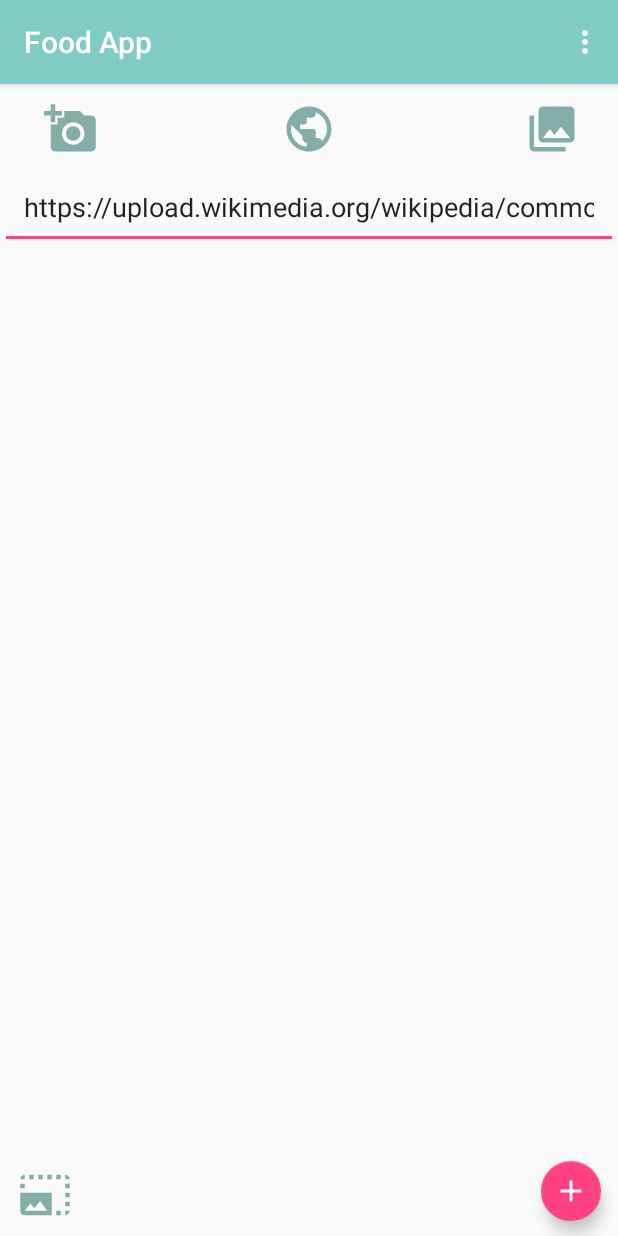
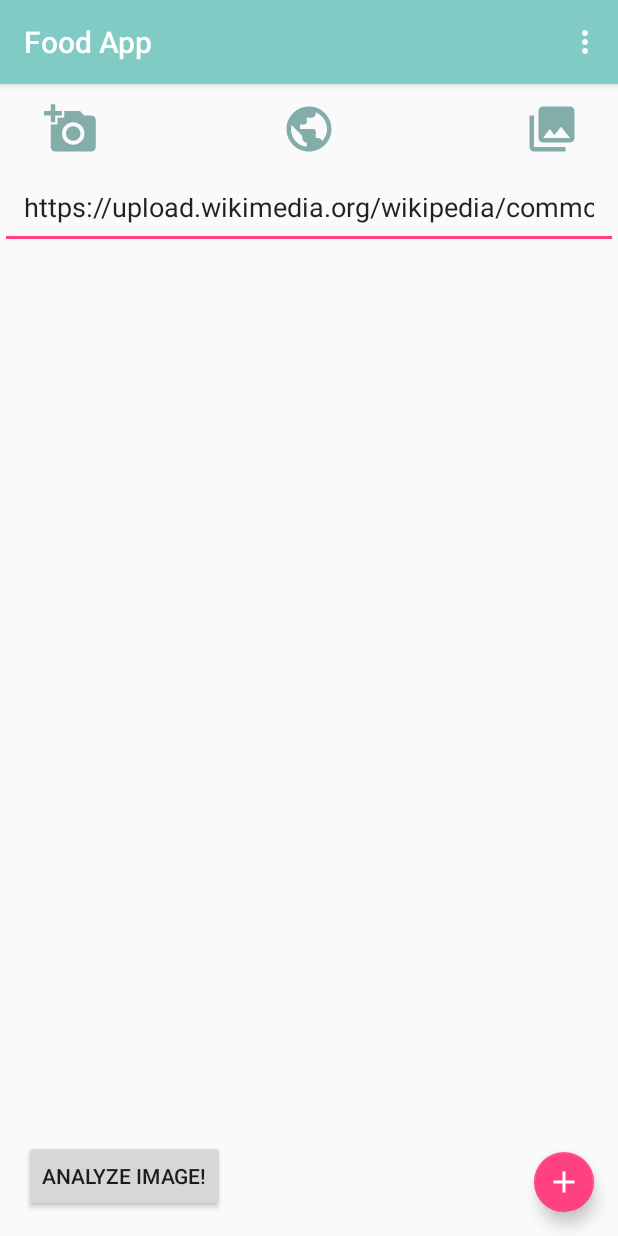
Before and after one commit to bbliang/FoodApp, an Android app: the CameraActivity screen opened directly, with no data from a screen before it, on a phone screen of 412 x 824 dp. Run offline under Robolectric (Android 15) with nearby library versions, the phone set to English and light mode, and no system bars; libraries missing offline, so code that uses them is left out: com.theartofdev.edmodo; plain views replace CropImageView; 2 statements that could not run were skipped.

Commit message:
Analyze button, cleaned up some xml, made Ingredients serializable to be passed by Intents

```diff
--- a/app/src/main/java/com/hackgt17/foodapp/CameraActivity.java
+++ b/app/src/main/java/com/hackgt17/foodapp/CameraActivity.java
@@ -30,6 +30,7 @@ import android.view.KeyEvent;
 import android.view.View;
 import android.view.Menu;
 import android.view.MenuItem;
+import android.widget.Button;
 import android.widget.EditText;
 import android.widget.ImageButton;
 import android.widget.TextView;
@@ -59,7 +60,8 @@ public class CameraActivity extends AppCompatActivity {
     private static final int SELECT_PICTURE = 2;
 
     TextView resultTV;
-    ImageButton photoButton, urlButton, nutritionButton, galleryButton, cropButton, addItemButton;
+    ImageButton photoButton, urlButton, nutritionButton, galleryButton, addItemButton;
+    Button cropButton;
     EditText urlText;
     CropImageView image;
     Bitmap bitmap;
@@ -113,7 +115,7 @@ public class CameraActivity extends AppCompatActivity {
                 }
             }
         });
-        cropButton = (ImageButton) findViewById(R.id.useCrop);
+        cropButton = (Button) findViewById(R.id.useCrop);
         cropButton.setOnClickListener(new View.OnClickListener() {
             @Override
             public void onClick(View v) {
@@ -145,7 +147,7 @@ public class CameraActivity extends AppCompatActivity {
         addItemButton = (ImageButton) findViewById(R.id.addItemImageButton);
         addItemButton.setOnClickListener(new View.OnClickListener() {
             public void onClick(View v) {
-                if (food_result.getClass_() != null) {
+                if (food_result != null) {
                     resultIntent = new Intent();
                     resultIntent.putExtra("Ingredient", food_result.getClass_());
                     setResult(Activity.RESULT_OK, resultIntent);
@@ -153,7 +155,7 @@ public class CameraActivity extends AppCompatActivity {
                 }
                 else {
                     //not sure if getBaseContext will work but I tried 'this' and it didn't work
-                    Toast.makeText(getBaseContext(), "You haven't added a new ingredient", Toast.LENGTH_LONG).show();
+                    Toast.makeText(getBaseContext(), "Please click the \"Analyze\" button first", Toast.LENGTH_LONG).show();
                 }
             }
         });
--- a/app/src/main/java/com/hackgt17/foodapp/models/Ingredient.java
+++ b/app/src/main/java/com/hackgt17/foodapp/models/Ingredient.java
@@ -1,4 +1,6 @@
 package com.hackgt17.foodapp.models;
+
+import java.io.Serializable;
 
 /**
  * Example of relevant part of return JSON
@@ -23,7 +25,7 @@ package com.hackgt17.foodapp.models;
  *
  */
 
-public class Ingredient {
+public class Ingredient implements Serializable {
 
     private String name;
     private int servingQuantity;
@@ -119,10 +121,6 @@ public class Ingredient {
 
     @Override
     public String toString() {
-        return name;
-    }
-
-    public String nutritionalInfo() {
         return "Calories: " + calories + "\nTotal Fat: " + totalFat + "\nSugar: " + sugar
                 + "\nProtein: " + protein;
     }
--- a/app/src/main/res/layout/content_camera.xml
+++ b/app/src/main/res/layout/content_camera.xml
@@ -72,7 +72,7 @@
         android:layout_alignParentLeft="true"
         android:layout_alignParentStart="true"
         android:layout_below="@+id/urlText"
-        android:layout_above="@+id/imageToolsLayout">
+        android:layout_above="@+id/useCrop">
 
         <com.theartofdev.edmodo.cropper.CropImageView
             android:id="@+id/imageView"
@@ -102,27 +102,39 @@
 
     </RelativeLayout>
 
-    <RelativeLayout
-        android:id="@+id/imageToolsLayout"
-        android:layout_width="match_parent"
-        android:layout_height="50dp"
+    <Button
+        android:id="@+id/useCrop"
+        android:layout_width="wrap_content"
+        android:layout_height="wrap_content"
         android:layout_alignParentBottom="true"
         android:layout_alignParentLeft="true"
-        android:layout_alignParentStart="true">
+        android:text="Analyze Image!"
+        android:layout_margin="16dp"
+        />
 
-        <ImageButton
-            android:id="@+id/useCrop"
-            android:layout_width="60dp"
-            android:layout_height="45dp"
-            android:layout_alignParentLeft="true"
-            android:layout_alignParentStart="true"
-            android:background="@android:color/transparent"
-            android:text="Use Crop"
-            app:srcCompat="@drawable/ic_photo_size_select_large_black_24dp"
-            tools:layout_editor_absoluteX="316dp"
-            tools:layout_editor_absoluteY="389dp" />
+    <!--<RelativeLayout-->
+        <!--android:id="@+id/imageToolsLayout"-->
+        <!--android:layout_width="match_parent"-->
+        <!--android:layout_height="match_parent"-->
+        <!--android:layout_above="@id/useCrop"-->
+        <!--android:layout_alignParentLeft="true"-->
+        <!--android:layout_alignParentStart="true">-->
 
-    </RelativeLayout>
+       <!---->
+
+        <!--&lt;!&ndash;<ImageButton&ndash;&gt;-->
+            <!--&lt;!&ndash;android:id="@+id/useCrop"&ndash;&gt;-->
+            <!--&lt;!&ndash;android:layout_width="60dp"&ndash;&gt;-->
+            <!--&lt;!&ndash;android:layout_height="45dp"&ndash;&gt;-->
+            <!--&lt;!&ndash;android:layout_alignParentLeft="true"&ndash;&gt;-->
+            <!--&lt;!&ndash;android:layout_alignParentStart="true"&ndash;&gt;-->
+            <!--&lt;!&ndash;android:background="@android:color/transparent"&ndash;&gt;-->
+            <!--&lt;!&ndash;android:text="Use Crop"&ndash;&gt;-->
+            <!--&lt;!&ndash;app:srcCompat="@drawable/ic_photo_size_select_large_black_24dp"&ndash;&gt;-->
+            <!--&lt;!&ndash;tools:layout_editor_absoluteX="316dp"&ndash;&gt;-->
+            <!--&lt;!&ndash;tools:layout_editor_absoluteY="389dp" />&ndash;&gt;-->
+
+    <!--</RelativeLayout>-->
 
     <android.support.design.widget.FloatingActionButton
         android:id="@+id/addItemImageButton"
@@ -131,8 +143,8 @@
         android:clickable="true"
         app:fabSize="mini"
         app:srcCompat="@drawable/ic_add_white_24dp"
-        android:layout_marginEnd="11dp"
-        android:layout_below="@+id/photoLayout"
-        android:layout_alignParentEnd="true" />
+        android:layout_margin="16dp"
+        android:layout_alignParentEnd="true"
+        android:layout_alignParentBottom="true"/>
 
 </RelativeLayout>
```
